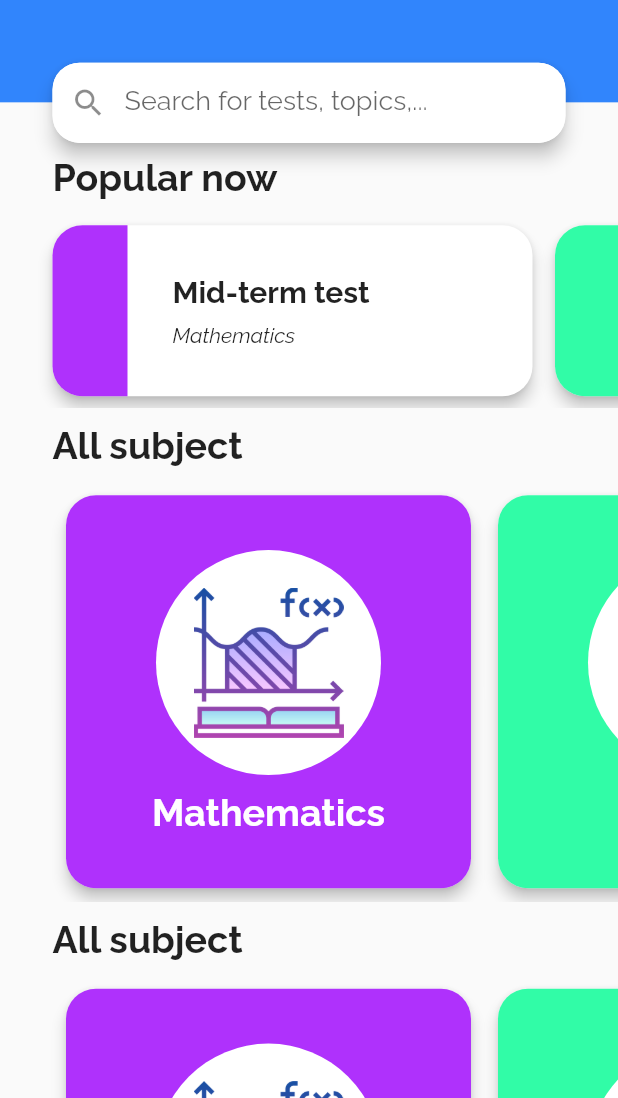
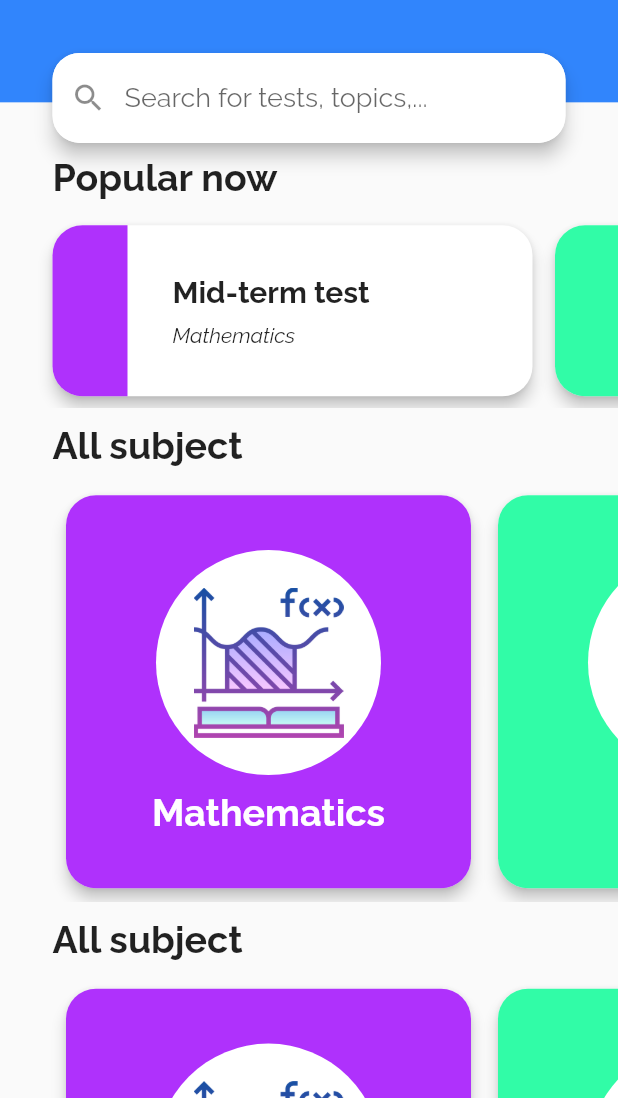
Before and after one commit to CS426FinalProject/eazylearn-frontend, a Flutter app: the screen it shows after launch, on a phone screen of 412 x 824 dp, the part 138-1236 px from its top. Run offline on Flutter 3.47's test engine with Material 2 defaults, Android fonts, the light colour scheme and no system bars; our stand-ins replace email_validator, expandable; accounts and stored records are empty.

Commit message:
final fix for home screen

```diff
--- a/lib/screens/home_screen.dart
+++ b/lib/screens/home_screen.dart
@@ -116,9 +116,9 @@ class _HomeScreenState extends State<HomeScreen> {
                 Expanded(
                     flex: 5,
                     child: Column(
+                      mainAxisAlignment: MainAxisAlignment.end,
                       children: [
-                        Expanded(flex: 5, child: SizedBox.shrink()),
-                        Expanded(flex: 2, child: _buildTextFormField()),
+                        _buildTextFormField(),
                       ],
                     )),
                 Expanded(
@@ -134,8 +134,10 @@ class _HomeScreenState extends State<HomeScreen> {
   }
 
   Widget _buildTextFormField() {
-    return Padding(
+    return Container(
+      height: 60,
       padding: EdgeInsets.only(left: 35, right: 35),
+      child: Container(
         child: Material(
           borderRadius: BorderRadius.all(Radius.circular(18)),
           elevation: 5,
@@ -156,6 +158,7 @@ class _HomeScreenState extends State<HomeScreen> {
                 contentPadding:
                     EdgeInsets.only(left: 18, bottom: 20, top: 20, right: 15),
                 hintText: "Search for tests, topics,..."),
+          ),
         ),
       ),
     );
```
Lines whose indentation alone changed are shown as unchanged.
